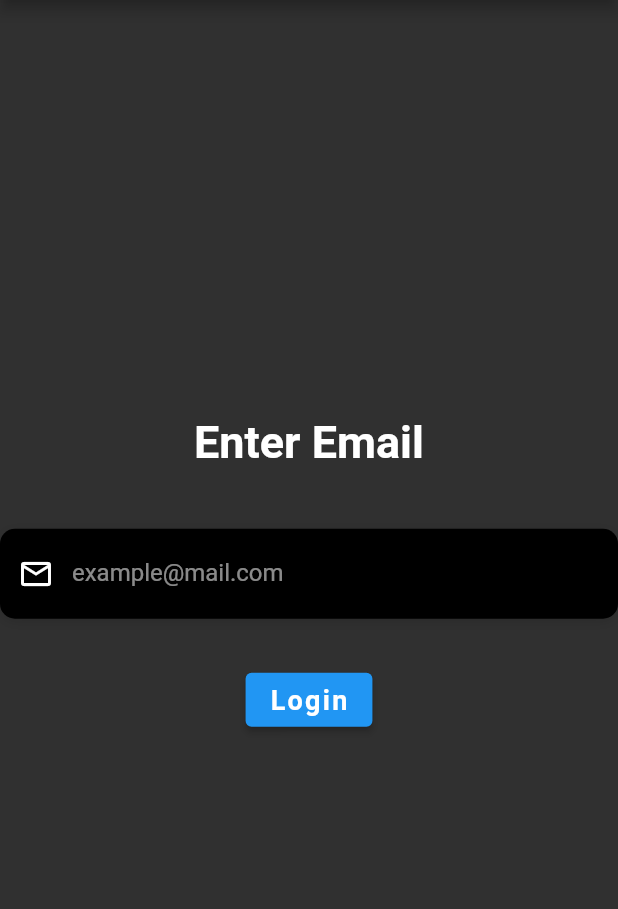
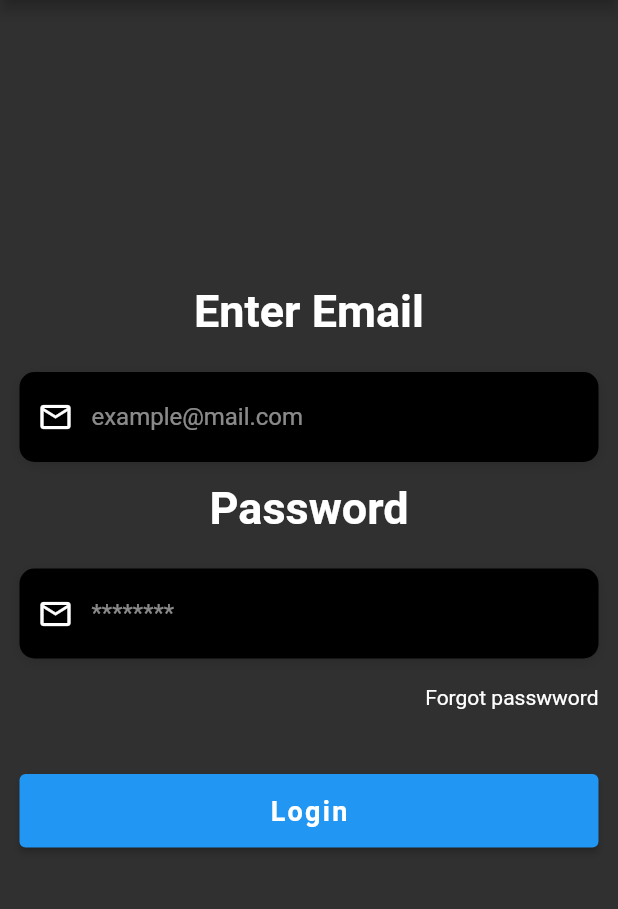
Before and after one commit to brimatechgit/sankofa_sme_exec, a Flutter app: the screen it shows after launch, after a tap on "Sign In", on a phone screen of 412 x 824 dp, the part 84-993 px from its top. Run offline on Flutter 3.47's test engine with Material 2 defaults, Android fonts, the phone set to English and light mode, and no system bars; our stand-ins replace cloud_firestore, email_validator, expansion_tile_card, firebase_core, syncfusion_flutter_charts; missing offline and left inert: email_auth, filter_list, mailer; accounts and stored records are empty; Roboto replaces fonts that are missing (OpenSans).

Commit message:
!sign in widgets

```diff
--- a/lib/screens/loginPages/signInPage.dart
+++ b/lib/screens/loginPages/signInPage.dart
@@ -16,6 +16,7 @@ class SignInPage extends StatefulWidget {
 
 class _SignInPageState extends State<SignInPage> {
   final _emailController = TextEditingController();
+  final _passwordController = TextEditingController();
 
   _btnFunction() async {
     //validate email
@@ -95,27 +96,66 @@ class _SignInPageState extends State<SignInPage> {
           'Enter Email',
           style: TextStyle(
             color: Colors.white,
+            fontFamily: 'Roboto',
+            fontSize: 30.0,
+            fontWeight: FontWeight.bold,
+          ),
+        ),
+        // SizedBox(height: 30.0),
+        Padding(
+          padding: const EdgeInsets.all(13.0),
+          child: TextFieldWidget(
+            obscure: false,
+            type: TextInputType.emailAddress,
+            textController: _emailController,
+            hint: 'example@mail.com',
+            icon: Icons.email_outlined,
+          ),
+        ),
+        // SizedBox(
+        //   height: 30.0,
+        // ),
+        Text(
+          'Password',
+          style: TextStyle(
+            color: Colors.white,
             fontFamily: 'OpenSans',
             fontSize: 30.0,
             fontWeight: FontWeight.bold,
           ),
         ),
-        SizedBox(height: 30.0),
-        TextFieldWidget(
-          textController: _emailController,
-          hint: 'example@mail.com',
+        // SizedBox(height: 30.0),
+        Padding(
+          padding: const EdgeInsets.all(13.0),
+          child: TextFieldWidget(
+            obscure: true,
+            type: TextInputType.visiblePassword,
+            textController: _passwordController,
+            hint: '********',
             icon: Icons.email_outlined,
+          ),
+        ),
+        Row(
+          mainAxisAlignment: MainAxisAlignment.end,
+          children: [
+            Padding(
+              padding: const EdgeInsets.only(right: 13.0, top: 5.0),
+              child: GestureDetector(
+                child: Text('Forgot passwword'),
+                onTap: () {},
+              ),
+            ),
+          ],
         ),
         SizedBox(
           height: 30.0,
         ),
-        // LoginBtn(
-        //   context: context,
-        //   onPressed: _btnFunction(),
-        //   text: 'Login',
-        // ),
-
-        ElevatedButton(
+        SizedBox(
+          width: double.infinity,
+          height: 75,
+          child: Padding(
+            padding: const EdgeInsets.all(13.0),
+            child: ElevatedButton(
               onPressed: _btnFunction,
               child: Text(
                 'Login',
@@ -128,57 +168,8 @@ class _SignInPageState extends State<SignInPage> {
                 ),
               ),
             ),
-
-        // Flexible(
-
-        //   child: Column(
-        //     mainAxisAlignment: MainAxisAlignment.center,
-        //     children: [
-        //       Padding(
-        //         padding: const EdgeInsets.all(8.0),
-        //         child: Text('Please enter email'),
-        //       ),
-        //       Container(
-        //         alignment: Alignment.centerLeft,
-        //         decoration: kBoxDecorationStyle,
-        //         height: 60.0,
-        //         child: TextField(
-        //           controller: _emailController,
-        //           keyboardType: TextInputType.text,
-        //           style: TextStyle(
-        //             color: Colors.white,
-        //             fontFamily: 'OpenSans',
-        //           ),
-        //           decoration: InputDecoration(
-        //             border: InputBorder.none,
-        //             contentPadding: EdgeInsets.only(top: 14.0),
-        //             prefixIcon: Icon(
-        //               Icons.email,
-        //               color: Colors.white,
-        //             ),
-        //             hintText: 'email@email.com',
-        //             hintStyle: kHintTextStyle,
-        //           ),
-        //         ),
-        //       ),
-        //     ],
-        //   ),
-        // ),
-        // Flexible(
-
-        //     child: Padding(
-        //       padding: const EdgeInsets.all(12.0),
-        //       child: ElevatedButton(
-        //           onPressed: () {
-        //             Navigator.push(
-        //                 context,
-        //                 MaterialPageRoute(
-        //                     builder: (context) => OtpPage(
-        //                           fromPage: 'signIn',
-        //                         )));
-        //           },
-        //           child: Text('Submit')),
-        //     ))
+          ),
+        )
       ]),
     );
   }
--- a/lib/screens/loginPages/signUpPage.dart
+++ b/lib/screens/loginPages/signUpPage.dart
@@ -48,6 +48,8 @@ class _SignUpPageState extends State<SignUpPage> {
         Padding(
             padding: const EdgeInsets.all(8.0),
             child: TextFieldWidget(
+              obscure: false,
+              type: TextInputType.name,
               hint: 'Name',
               textController: nameController,
               icon: Icons.person,
@@ -60,6 +62,8 @@ class _SignUpPageState extends State<SignUpPage> {
               decoration: kBoxDecorationStyle,
               height: 60.0,
               child: TextFieldWidget(
+                obscure: false,
+                type: TextInputType.emailAddress,
                 textController: emailController,
                 hint: 'example@mail.com',
                 icon: Icons.email_outlined,
--- a/lib/widgets/login_widgets.dart
+++ b/lib/widgets/login_widgets.dart
@@ -11,12 +11,16 @@ class TextFieldWidget extends StatelessWidget {
     required TextEditingController textController,
     required this.hint,
     required this.icon,
+    required this.type,
+    required this.obscure,
   })  : _controller = textController,
         super(key: key);
 
   final TextEditingController _controller;
   final String hint;
   final IconData icon;
+  final TextInputType type;
+  final bool obscure;
 
   @override
   Widget build(BuildContext context) {
@@ -30,8 +34,8 @@ class TextFieldWidget extends StatelessWidget {
           height: 60.0,
           child: TextField(
             controller: _controller,
-            keyboardType: TextInputType.emailAddress,
-            obscureText: false,
+            keyboardType: type,
+            obscureText: obscure,
             style: TextStyle(
               color: Colors.white,
               fontFamily: 'OpenSans',
@@ -58,35 +62,3 @@ class TextFieldWidget extends StatelessWidget {
 //necessary buttons
 
 //one button that takes an on pressed, text
-class LoginBtn extends StatelessWidget {
-  const LoginBtn(
-      {Key? key,
-      required this.context,
-      required this.text,
-      required this.onPressed})
-      : super(key: key);
-
-  final context;
-  final onPressed;
-  final text;
-
-  @override
-  Widget build(BuildContext context) {
-    return Container(
-      padding: EdgeInsets.symmetric(vertical: 25.0),
-      child: ElevatedButton(
-        onPressed: onPressed,
-        child: Text(
-          text,
-          style: TextStyle(
-            color: Colors.white,
-            letterSpacing: 1.5,
-            fontSize: 18.0,
-            fontWeight: FontWeight.bold,
-            fontFamily: 'OpenSans',
-          ),
-        ),
-      ),
-    );
-  }
-}
--- a/pubspec.yaml
+++ b/pubspec.yaml
@@ -35,6 +35,9 @@ dependencies:
   email_auth: ^0.0.1+4
   syncfusion_flutter_charts: ^19.1.56
   expansion_tile_card: ^2.0.0
+  firebase_core: ^1.4.0
+  firebase_auth: ^3.0.1
+
 
 
 dev_dependencies:
```
Also changed, not shown: pubspec.lock. Lines whose indentation alone changed are shown as unchanged.
